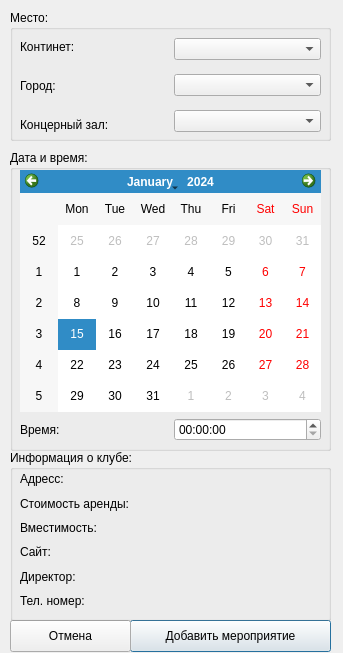
Qt form TRPO/add_concert.ui (blackduffelbag/trpo) before a commit.
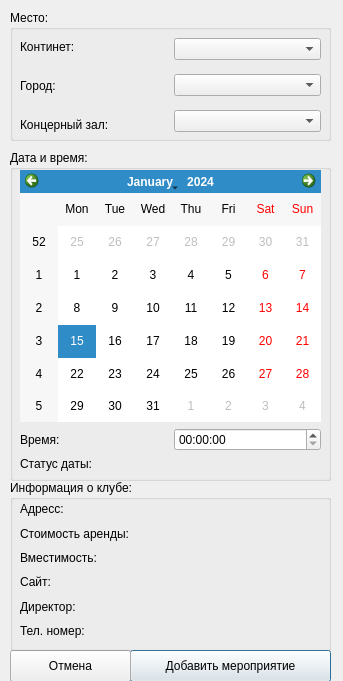
The same form after that commit.

Diff of the .ui file:
```diff
--- a/TRPO/add_concert.ui
+++ b/TRPO/add_concert.ui
@@ -7,7 +7,7 @@
     <x>0</x>
     <y>0</y>
     <width>343</width>
-    <height>653</height>
+    <height>681</height>
    </rect>
   </property>
   <property name="windowTitle">
@@ -17,7 +17,7 @@
    <property name="geometry">
     <rect>
      <x>130</x>
-     <y>620</y>
+     <y>650</y>
      <width>201</width>
      <height>32</height>
     </rect>
@@ -95,7 +95,7 @@
      <x>10</x>
      <y>150</y>
      <width>321</width>
-     <height>301</height>
+     <height>331</height>
     </rect>
    </property>
    <property name="title">
@@ -107,7 +107,7 @@
       <x>10</x>
       <y>20</y>
       <width>301</width>
-      <height>271</height>
+      <height>301</height>
      </rect>
     </property>
     <layout class="QVBoxLayout" name="verticalLayout_3">
@@ -128,6 +128,24 @@
        </item>
       </layout>
      </item>
+     <item>
+      <layout class="QHBoxLayout" name="horizontalLayout_4">
+       <item>
+        <widget class="QLabel" name="label_8">
+         <property name="text">
+          <string>Статус даты:</string>
+         </property>
+        </widget>
+       </item>
+       <item>
+        <widget class="QLabel" name="date_status">
+         <property name="text">
+          <string/>
+         </property>
+        </widget>
+       </item>
+      </layout>
+     </item>
     </layout>
    </widget>
   </widget>
@@ -135,7 +153,7 @@
    <property name="geometry">
     <rect>
      <x>10</x>
-     <y>620</y>
+     <y>650</y>
      <width>121</width>
      <height>32</height>
     </rect>
@@ -148,7 +166,7 @@
    <property name="geometry">
     <rect>
      <x>10</x>
-     <y>450</y>
+     <y>480</y>
      <width>321</width>
      <height>171</height>
     </rect>
```
